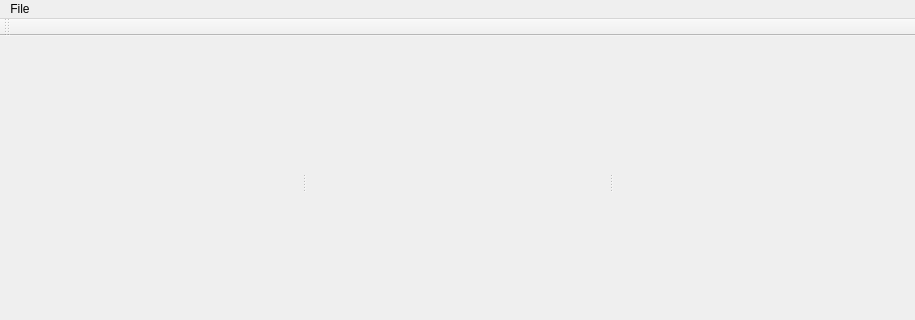
Old version of the form OpenCK/UI/mainwindow.ui in the repository Open-CK/OpenCK; both pictures show x 0 to 915 and y 0 to 320 of the 915 by 646 pixel window.
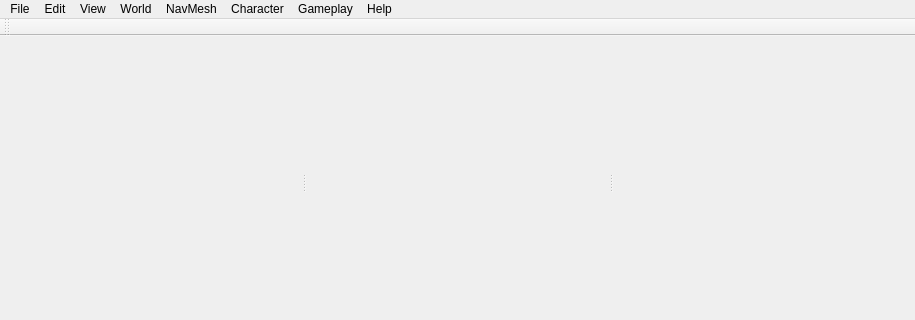
New version of the form. Icons and pictures are not drawn.

Commit message:
Begin making the menu GUI
Added file and edit gui, part of view (needs refactoring based on future
GUI things)

Diff of the .ui file:
```diff
--- a/OpenCK/UI/mainwindow.ui
+++ b/OpenCK/UI/mainwindow.ui
@@ -75,7 +75,66 @@
     </property>
     <addaction name="actionExit"/>
    </widget>
+   <widget class="QMenu" name="menuEdit">
+    <property name="title">
+     <string>Edit</string>
+    </property>
+    <addaction name="actionUndo"/>
+    <addaction name="actionRedo"/>
+    <addaction name="separator"/>
+    <addaction name="actionCut_Render"/>
+    <addaction name="actionCopy_Render"/>
+    <addaction name="actionPaste_Render"/>
+    <addaction name="actionPaste_in_Place"/>
+    <addaction name="actionDuplicate"/>
+    <addaction name="actionSearch_and_Replace"/>
+    <addaction name="separator"/>
+    <addaction name="actionFind_Text"/>
+    <addaction name="separator"/>
+    <addaction name="actionRender_Window_Hotkeys"/>
+    <addaction name="actionRender_Window_Preferences"/>
+   </widget>
+   <widget class="QMenu" name="menuView">
+    <property name="title">
+     <string>View</string>
+    </property>
+    <addaction name="actionToolbar"/>
+    <addaction name="actionStatus_Bar"/>
+    <addaction name="actionObject_Window"/>
+   </widget>
+   <widget class="QMenu" name="menuWorld">
+    <property name="title">
+     <string>World</string>
+    </property>
+   </widget>
+   <widget class="QMenu" name="menuNavMesh">
+    <property name="title">
+     <string>NavMesh</string>
+    </property>
+   </widget>
+   <widget class="QMenu" name="menuCharacter">
+    <property name="title">
+     <string>Character</string>
+    </property>
+   </widget>
+   <widget class="QMenu" name="menuGameplay">
+    <property name="title">
+     <string>Gameplay</string>
+    </property>
+   </widget>
+   <widget class="QMenu" name="menuHelp">
+    <property name="title">
+     <string>Help</string>
+    </property>
+   </widget>
    <addaction name="menuFile"/>
+   <addaction name="menuEdit"/>
+   <addaction name="menuView"/>
+   <addaction name="menuWorld"/>
+   <addaction name="menuNavMesh"/>
+   <addaction name="menuCharacter"/>
+   <addaction name="menuGameplay"/>
+   <addaction name="menuHelp"/>
   </widget>
   <widget class="QToolBar" name="mainToolBar">
    <attribute name="toolBarArea">
```
Left out of the diff: 176 changed lines with no effect on the pictures. The commit also changes 10 other files.
